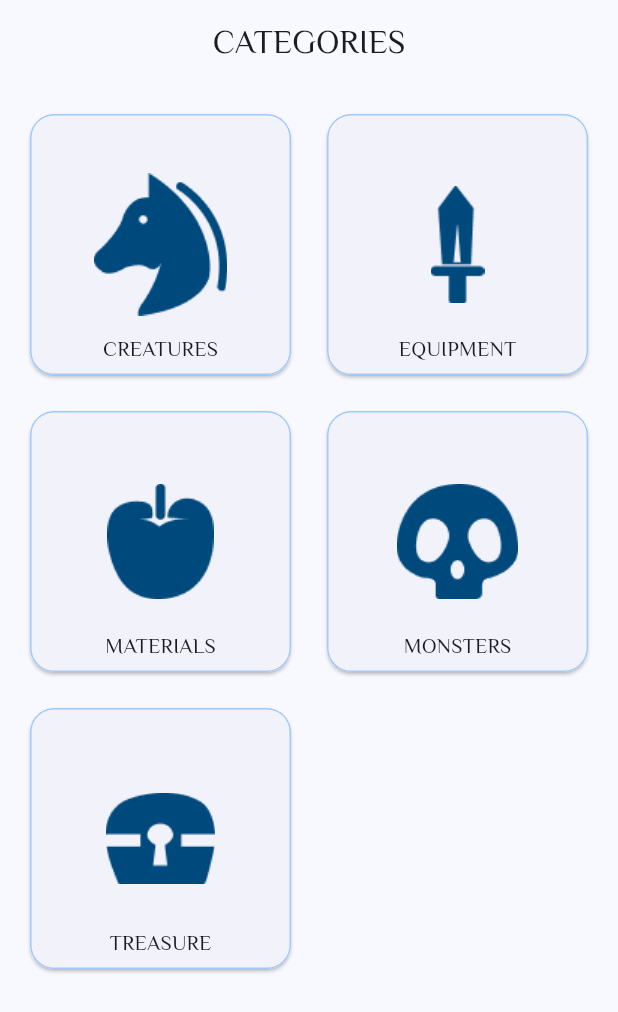
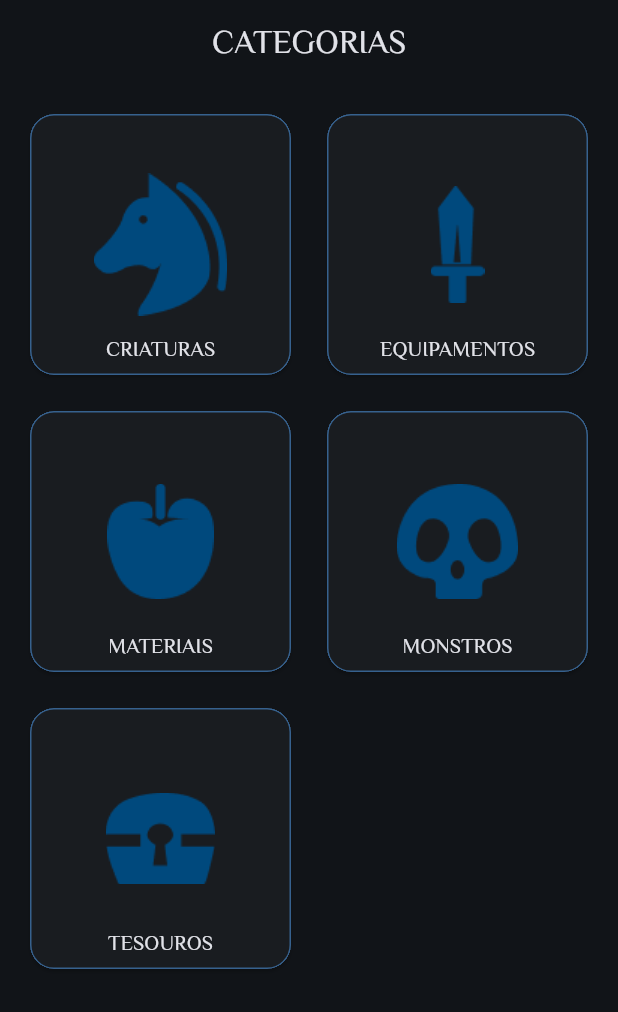
Before and after one commit to luizcmaciel/hyrule_compendium, a Flutter app: the screen it shows after launch, on a phone screen of 412 x 824 dp. Shown: the top 1012 px of the screen. Run offline on Flutter 3.47's test engine with Material 3 defaults, Android fonts, the phone set to English and light mode, and no system bars; our stand-ins replace bloc, dio, flutter_bloc, loading_animation_widget.

Commit message:
update animations

```diff
--- /dev/null
+++ b/lib/src/core/themes/app_colors.dart
@@ -0,0 +1,5 @@
+import 'package:flutter/material.dart';
+
+sealed class AppColors {
+  static Color primaryColor = Colors.blue;
+}
--- /dev/null
+++ b/lib/src/core/themes/app_fonts.dart
@@ -0,0 +1,3 @@
+sealed class AppFonts {
+  static String defaultFontFamily = 'Philosopher';
+}
--- a/lib/src/core/themes/theme.dart
+++ b/lib/src/core/themes/theme.dart
@@ -1,11 +1,25 @@
+import 'package:animations/animations.dart';
 import 'package:flutter/material.dart';
+
+import 'app_colors.dart';
+import 'app_fonts.dart';
 
 sealed class ThemeConfig {
   static ThemeData defaultTheme = ThemeData(
     useMaterial3: true,
-    colorSchemeSeed: ThemeColors.seedColor,
-    brightness: Brightness.light,
-    fontFamily: ThemeFonts.fontFamily,
+    fontFamily: AppFonts.defaultFontFamily,
+    colorSchemeSeed: AppColors.primaryColor,
+    brightness: Brightness.dark,
+    pageTransitionsTheme: const PageTransitionsTheme(
+      builders: {
+        TargetPlatform.android: SharedAxisPageTransitionsBuilder(
+          transitionType: SharedAxisTransitionType.horizontal,
+        ),
+        TargetPlatform.iOS:SharedAxisPageTransitionsBuilder(
+          transitionType: SharedAxisTransitionType.horizontal,
+        ),
+      },
+    ),
     appBarTheme: const AppBarTheme(
       centerTitle: true,
     ),
@@ -17,11 +31,3 @@ sealed class ThemeConfig {
     ),
   );
 }
-
-sealed class ThemeColors {
-  static Color seedColor = Colors.blue;
-}
-
-sealed class ThemeFonts {
-  static String fontFamily = 'Philosopher';
-}
--- /dev/null
+++ b/lib/src/models/categories.dart
@@ -0,0 +1,11 @@
+enum Categories {
+  creatures('Criaturas'),
+  equipment('Equipamentos'),
+  materials('Materiais'),
+  monsters('Monstros'),
+  treasure('Tesouros');
+
+  const Categories(this.label);
+
+  final String label;
+}
--- a/lib/src/repositories/entry/entry_repository.dart
+++ b/lib/src/repositories/entry/entry_repository.dart
@@ -3,5 +3,7 @@ import '../../core/fp/either.dart';
 import '../../models/entry_model.dart';
 
 abstract interface class EntryRepository {
-  Future<Either<RepositoryException, List<EntryModel>>> getEntriesByCategory(String category);
+  Future<Either<RepositoryException, List<EntryModel>>> getEntriesByCategory(
+    String category,
+  );
 }
--- a/lib/src/screens/categories/categories_screen.dart
+++ b/lib/src/screens/categories/categories_screen.dart
@@ -1,5 +1,6 @@
 import 'package:flutter/material.dart';
 
+import '../../models/categories.dart';
 import '../components/category_card.dart';
 
 class CategoriesScreen extends StatefulWidget {
@@ -14,7 +15,7 @@ class _CategoriesScreenState extends State<CategoriesScreen> {
   Widget build(BuildContext context) {
     return Scaffold(
       appBar: AppBar(
-        title: Text('Categories'.toUpperCase()),
+        title: Text('Categorias'.toUpperCase()),
       ),
       body: GridView(
         padding: const EdgeInsets.all(16.0),
@@ -23,18 +24,9 @@ class _CategoriesScreenState extends State<CategoriesScreen> {
           crossAxisSpacing: 16.0,
           mainAxisSpacing: 16.0,
         ),
-        children: Categories.values
-            .map((e) => CategoryCard(category: e.name))
-            .toList(),
+        children:
+            Categories.values.map((e) => CategoryCard(category: e)).toList(),
       ),
     );
   }
 }
-
-enum Categories {
-  creatures,
-  equipment,
-  materials,
-  monsters,
-  treasure,
-}
--- a/lib/src/screens/components/category_card.dart
+++ b/lib/src/screens/components/category_card.dart
@@ -1,9 +1,10 @@
 import 'package:flutter/material.dart';
 
+import '../../models/categories.dart';
 import '../entries/entries_screen.dart';
 
 class CategoryCard extends StatelessWidget {
-  final String category;
+  final Categories category;
 
   const CategoryCard({
     super.key,
@@ -37,13 +38,13 @@ class CategoryCard extends StatelessWidget {
               Container(
                 decoration: BoxDecoration(
                   image: DecorationImage(
-                    image: AssetImage('assets/images/$category.png'),
+                    image: AssetImage('assets/images/${category.name}.png'),
                     fit: BoxFit.scaleDown,
                   ),
                 ),
               ),
               Text(
-                category.toUpperCase(),
+                category.label.toUpperCase(),
                 style: textTheme.titleSmall,
                 maxLines: 1,
                 overflow: TextOverflow.ellipsis,
--- a/pubspec.yaml
+++ b/pubspec.yaml
@@ -15,6 +15,7 @@ dependencies:
   dio: ^5.3.3
   bloc: ^8.1.2
   flutter_bloc: ^8.1.3
+  animations: ^2.0.11
   loading_animation_widget: ^1.2.0+4
 
 dev_dependencies:
```
Also changed, not shown: lib/src/repositories/entry/entry_repository_impl.dart (+8 -5 lines), lib/src/screens/components/entry_card.dart (+10 -11 lines), lib/src/screens/entries/entries_screen.dart (+4 -3 lines), pubspec.lock.
